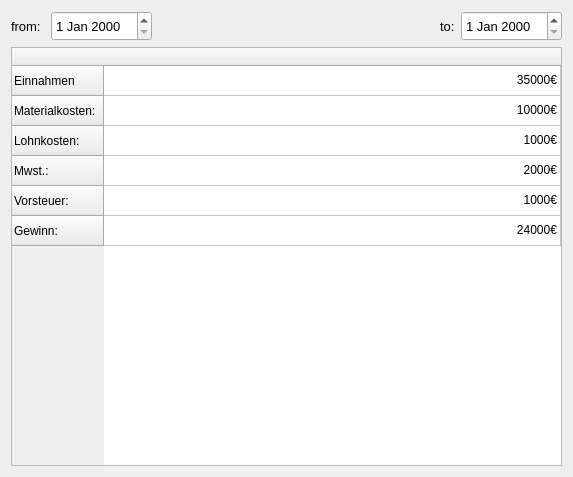
PhilippParis/BusinessManager, file ui/widgets/statisticswidget.ui: the form before one commit.
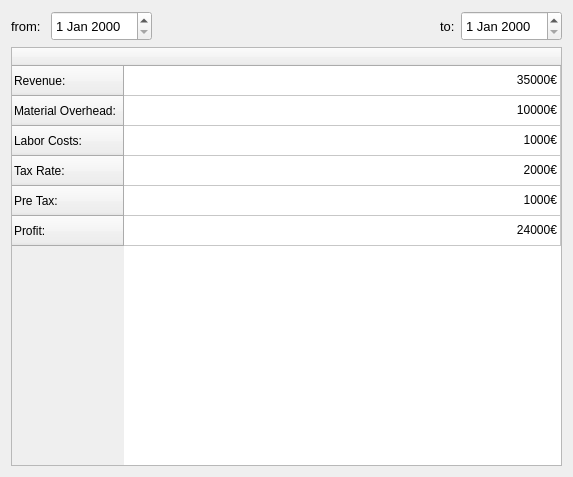
The form after the commit.

Diff of the .ui file:
```diff
--- a/ui/widgets/statisticswidget.ui
+++ b/ui/widgets/statisticswidget.ui
@@ -100,32 +100,32 @@
        </attribute>
        <row>
         <property name="text">
-         <string>Einnahmen</string>
+         <string>Revenue:</string>
         </property>
        </row>
        <row>
         <property name="text">
-         <string>Materialkosten:</string>
+         <string>Material Overhead:</string>
         </property>
        </row>
        <row>
         <property name="text">
-         <string>Lohnkosten:</string>
+         <string>Labor Costs:</string>
         </property>
        </row>
        <row>
         <property name="text">
-         <string>Mwst.:</string>
+         <string>Tax Rate:</string>
         </property>
        </row>
        <row>
         <property name="text">
-         <string>Vorsteuer:</string>
+         <string>Pre Tax:</string>
         </property>
        </row>
        <row>
         <property name="text">
-         <string>Gewinn:</string>
+         <string>Profit:</string>
         </property>
        </row>
        <column>
```
